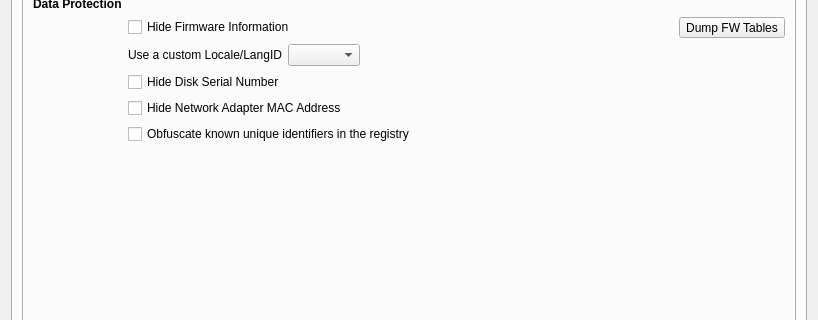
The window that SandboxiePlus/SandMan/Forms/OptionsWindow.ui (sandboxie-plus/Sandboxie) describes before a commit, drawn with Qt 5; both pictures show x 0 to 818 and y 84 to 404 of the 818 by 648 pixel window.
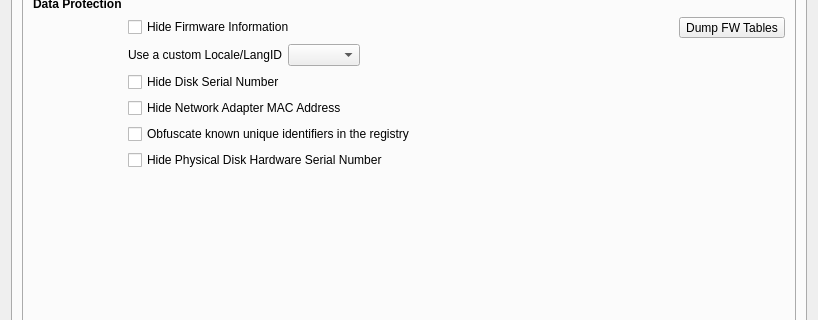
The same window after the commit. The open tabs and pages were chosen to show the change.

Commit message: Add HidePhysicalDiskSerial to replace disk hardware serial numbers

Diff of the .ui file:
```diff
--- a/SandboxiePlus/SandMan/Forms/OptionsWindow.ui
+++ b/SandboxiePlus/SandMan/Forms/OptionsWindow.ui
@@ -5332,7 +5332,17 @@
                </property>
               </widget>
              </item>
-             <item row="6" column="1" colspan="4">
+             <item row="6" column="1" colspan="3">
+              <widget class="QCheckBox" name="chkHidePhysicalSerial">
+               <property name="toolTip">
+                <string>Replace the hardware serial numbers of physical disks (ATA, SATA and NVMe), as returned by IOCTL_STORAGE_QUERY_PROPERTY, SMART and ATA pass-through requests. WMI queries are not covered.</string>
+               </property>
+               <property name="text">
+                <string>Hide Physical Disk Hardware Serial Number</string>
+               </property>
+              </widget>
+             </item>
+             <item row="7" column="1" colspan="4">
               <spacer name="horizontalSpacer_22">
                <property name="orientation">
                 <enum>Qt::Orientation::Horizontal</enum>
@@ -5345,7 +5355,7 @@
                </property>
               </spacer>
              </item>
-             <item row="6" column="0">
+             <item row="7" column="0">
               <spacer name="verticalSpacer_44">
                <property name="orientation">
                 <enum>Qt::Orientation::Vertical</enum>
```
Left out of the diff: 1 changed line with no effect on the pictures. The commit also changes 5 other files.
